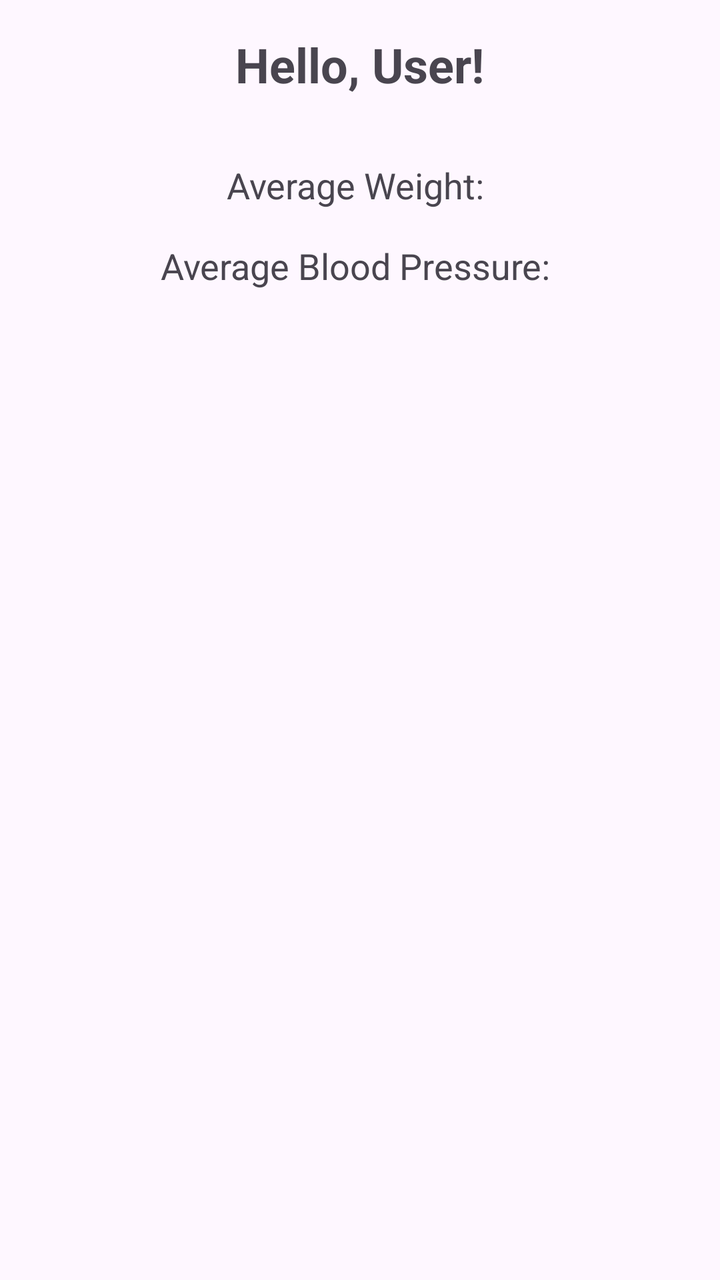
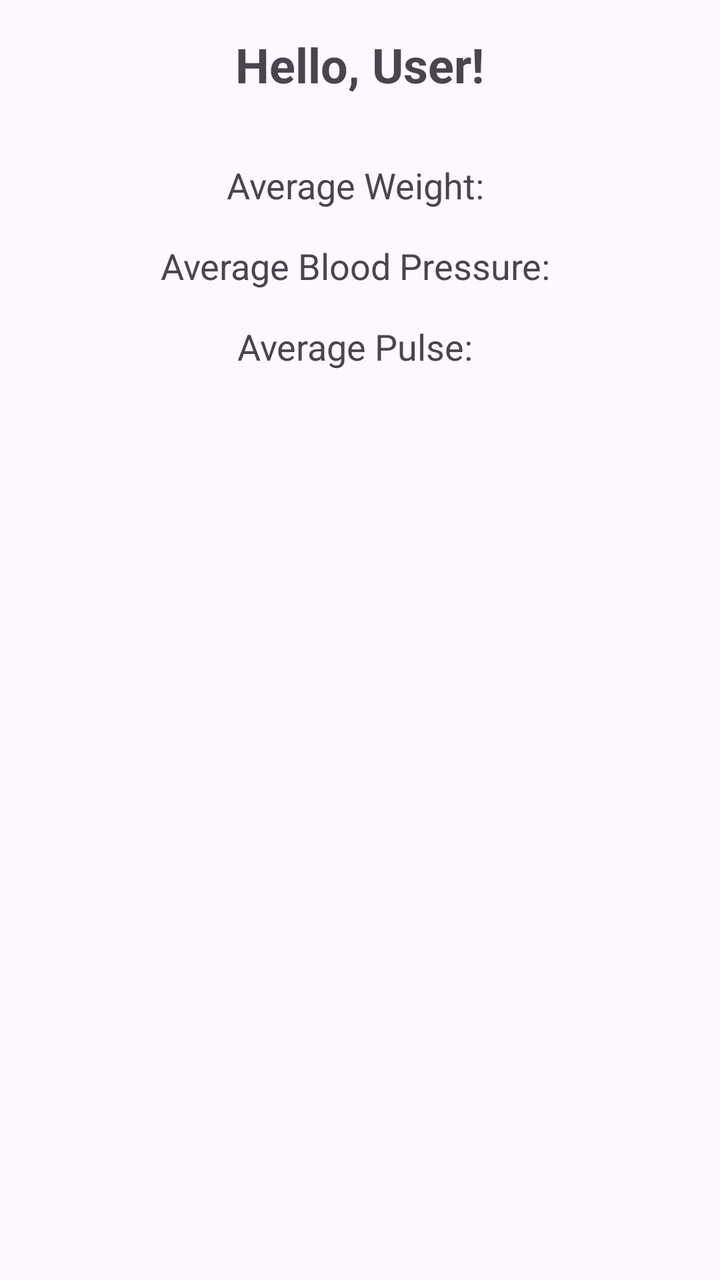

An Android layout rendered at two revisions. The XML below is the earlier revision; the diff shows what the commit changed to produce the second picture.
<!-- AndroidManifest.xml: application theme Theme.MHHP -->
<!-- res/layout/fragment_home.xml -->
<?xml version="1.0" encoding="utf-8"?>
<RelativeLayout xmlns:android="http://schemas.android.com/apk/res/android"
    android:layout_width="match_parent"
    android:layout_height="match_parent"
    android:padding="16dp">

    <TextView
        android:id="@+id/greetingTextView"
        android:layout_width="wrap_content"
        android:layout_height="wrap_content"
        android:text="Hello, User!"
        android:textSize="24sp"
        android:textStyle="bold"
        android:layout_centerHorizontal="true"
        android:layout_marginBottom="16dp"/>

    <TextView
        android:id="@+id/averageWeightTextView"
        android:layout_width="wrap_content"
        android:layout_height="wrap_content"
        android:text="Average Weight: "
        android:textSize="18sp"
        android:layout_below="@id/greetingTextView"
        android:layout_centerHorizontal="true"
        android:layout_marginTop="16dp"/>

    <TextView
        android:id="@+id/averageBloodPressureTextView"
        android:layout_width="wrap_content"
        android:layout_height="wrap_content"
        android:text="Average Blood Pressure: "
        android:textSize="18sp"
        android:layout_below="@id/averageWeightTextView"
        android:layout_centerHorizontal="true"
        android:layout_marginTop="16dp"/>

</RelativeLayout>
<!-- resources referenced by this layout -->
<resources>
  <style name="Theme.MHHP" parent="Base.Theme.MHHP" />
  <style name="Base.Theme.MHHP" parent="Theme.Material3.DayNight.NoActionBar">
          
          
          <item name="colorPrimary">@color/clown</item>
      </style>
  <color name="clown">#44944a</color>
</resources>

<!-- the commit's change to res/layout/fragment_home.xml (unified diff, before → after) -->
@@ -34,4 +34,14 @@
         android:layout_centerHorizontal="true"
         android:layout_marginTop="16dp"/>
 
+    <TextView
+        android:id="@+id/averagePulseTextView"
+        android:layout_width="wrap_content"
+        android:layout_height="wrap_content"
+        android:text="Average Pulse: "
+        android:textSize="18sp"
+        android:layout_below="@id/averageBloodPressureTextView"
+        android:layout_centerHorizontal="true"
+        android:layout_marginTop="16dp"/>
+
 </RelativeLayout>
